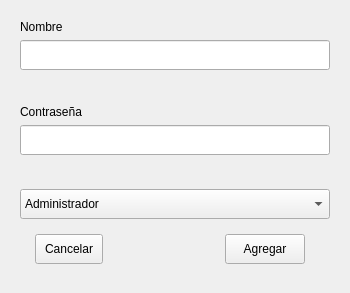
This is ui/agregarUsuario.ui in LeandroMuzalski1843/Final_Practicas_II as Qt 5 draws it before an edit. The edited form follows.
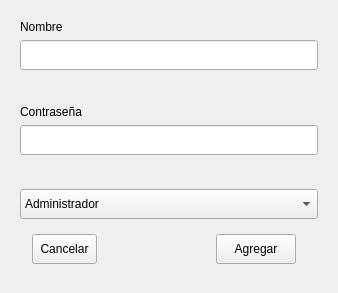
This is the edited form.

```diff
--- a/ui/agregarUsuario.ui
+++ b/ui/agregarUsuario.ui
@@ -6,7 +6,7 @@
    <rect>
     <x>0</x>
     <y>0</y>
-    <width>350</width>
+    <width>338</width>
     <height>293</height>
    </rect>
   </property>
```
Left out of the diff: 2 changed lines with no effect on the pictures.
